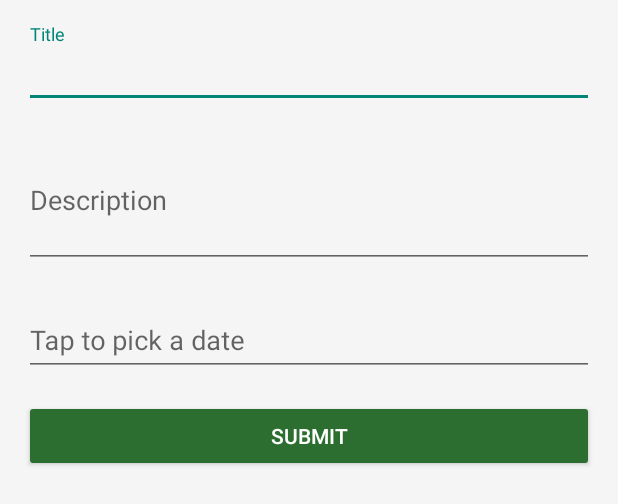
After one commit to SteveRogersBD/Earthly, an Android app: the layout dialog_layout.xml on its own in the app's theme, with its tools: preview values and no code run, on a phone screen of 412 x 824 dp. The commit adds this screen. Shown: the top 504 px of the screen. Run offline under Robolectric (Android 15) with nearby library versions, the phone set to English and light mode, and no system bars.

Commit message:
have to fix the date attribute

```diff
--- /dev/null
+++ b/app/src/main/res/layout/dialog_layout.xml
@@ -0,0 +1,77 @@
+<?xml version="1.0" encoding="utf-8"?>
+<LinearLayout
+    xmlns:android="http://schemas.android.com/apk/res/android"
+    android:layout_width="match_parent"
+    android:layout_height="match_parent"
+    android:orientation="vertical"
+    android:padding="16dp">
+
+    <!-- Title Input -->
+    <com.google.android.material.textfield.TextInputLayout
+        android:id="@+id/titleInputLayout"
+        android:layout_width="match_parent"
+        android:layout_height="wrap_content"
+        android:hint="Title">
+
+        <com.google.android.material.textfield.TextInputEditText
+            android:id="@+id/titleEditText"
+            android:layout_width="match_parent"
+            android:layout_height="wrap_content"
+            android:inputType="text" />
+    </com.google.android.material.textfield.TextInputLayout>
+
+    <!-- Spacing -->
+    <View
+        android:layout_width="match_parent"
+        android:layout_height="8dp" />
+
+    <!-- Description Input -->
+    <com.google.android.material.textfield.TextInputLayout
+        android:id="@+id/descriptionInputLayout"
+        android:layout_width="match_parent"
+        android:layout_height="wrap_content"
+        android:hint="Description">
+
+        <com.google.android.material.textfield.TextInputEditText
+            android:id="@+id/descriptionEditText"
+            android:layout_width="match_parent"
+            android:layout_height="wrap_content"
+            android:inputType="textMultiLine"
+            android:minLines="3" />
+    </com.google.android.material.textfield.TextInputLayout>
+
+    <!-- Spacing -->
+    <View
+        android:layout_width="match_parent"
+        android:layout_height="16dp" />
+
+    <!-- Date Input -->
+    <com.google.android.material.textfield.TextInputLayout
+        android:id="@+id/dateInputLayout"
+        android:layout_width="match_parent"
+        android:layout_height="wrap_content">
+
+        <com.google.android.material.textfield.TextInputEditText
+            android:id="@+id/dateEditText"
+            android:layout_width="match_parent"
+            android:layout_height="wrap_content"
+            android:focusable="false"
+            android:clickable="true"
+            android:hint="Tap to pick a date" />
+    </com.google.android.material.textfield.TextInputLayout>
+
+    <!-- Spacing -->
+    <View
+        android:layout_width="match_parent"
+        android:layout_height="16dp" />
+
+    <!-- Submit Button -->
+    <Button
+        android:id="@+id/submitButton"
+        android:layout_width="match_parent"
+        android:layout_height="wrap_content"
+        android:text="Submit"
+        android:backgroundTint="@color/colorPrimaryVariant"
+        android:textColor="@android:color/white" />
+
+</LinearLayout>
--- a/app/src/main/res/values/themes.xml
+++ b/app/src/main/res/values/themes.xml
@@ -37,6 +37,10 @@
 
         <item name="android:windowContentTransitions">true</item>
     </style>
+    <style name="CustomDialogTheme" parent="Theme.AppCompat.Light.Dialog">
+        <item name="android:windowBackground">@color/white</item>
+        <item name="android:windowMinWidthMajor">90%</item>
+    </style>
 
 
 </resources>
```
Also changed, not shown: app/src/main/java/com/example/earthly/activities/MapActivity.java (+63 -2 lines), app/src/main/java/com/example/earthly/activities/SignUpActivity.java (+15 -3 lines), app/src/main/java/com/example/earthly/apiIterfaces/AuthApiInterface.java (+7 -0 lines), app/src/main/java/com/example/earthly/apiIterfaces/MapApiUtil.java (+34 -1 lines), app/src/main/java/com/example/earthly/requests/EventRequest.java (added, +59 -0 lines), app/src/main/java/com/example/earthly/responses/EventResponse.java (added, +27 -0 lines).
